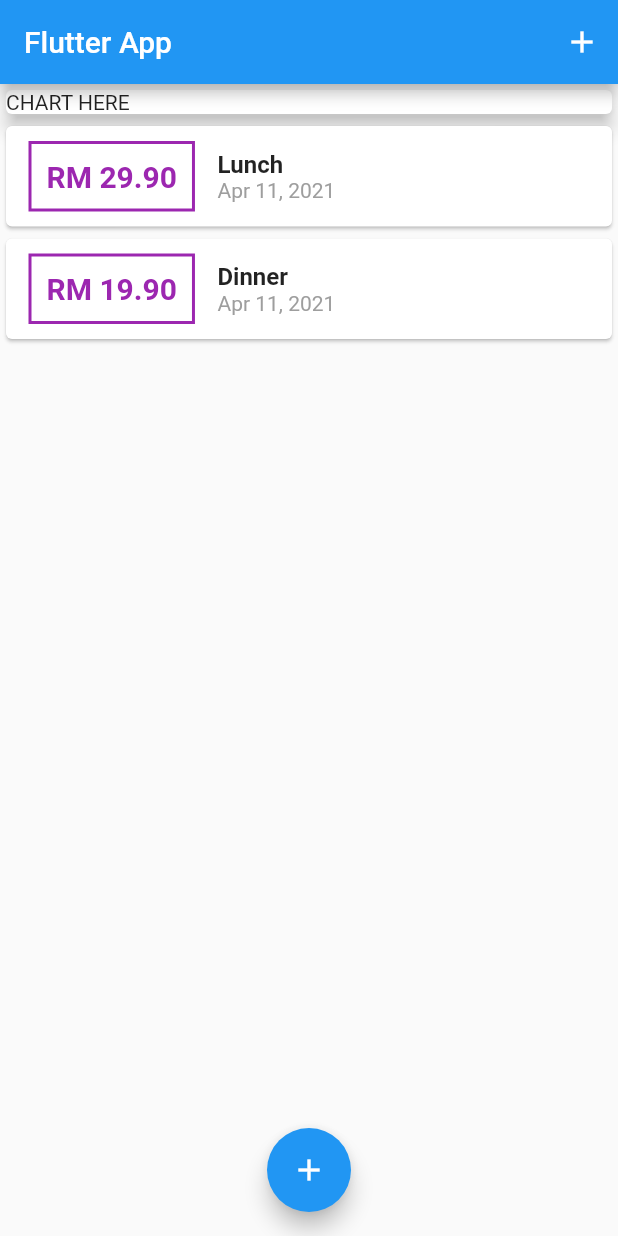
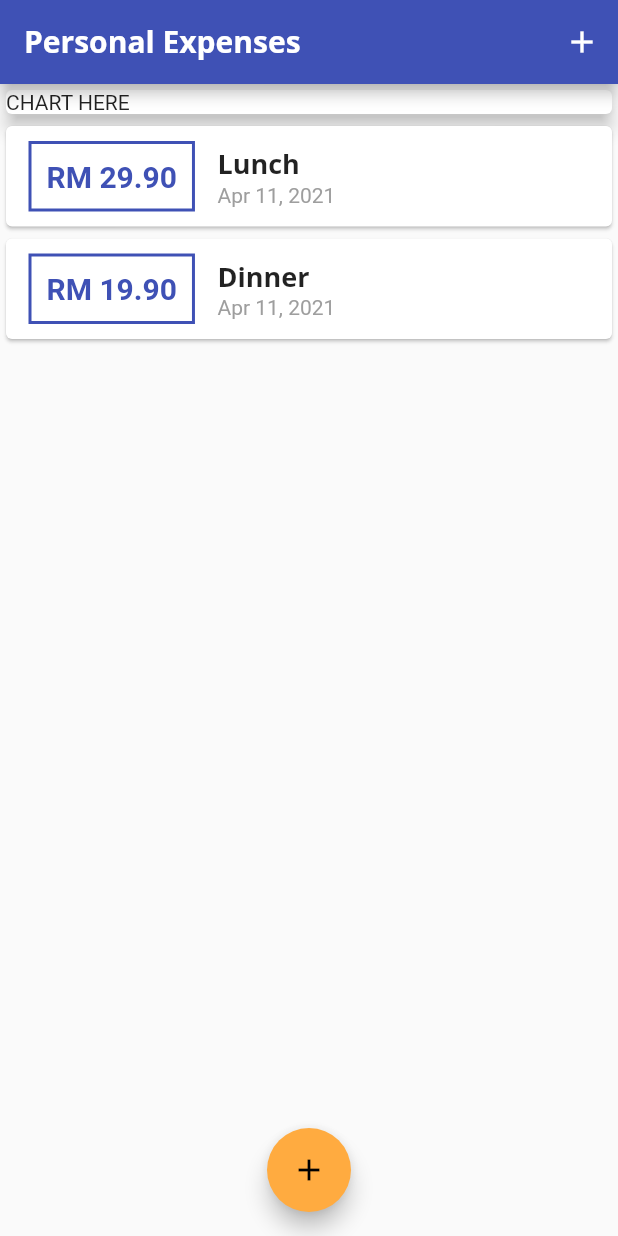
Before and after one commit to SpaceGliderr/flutter-udemy, a Flutter app: the screen it shows after launch, on a phone screen of 412 x 824 dp. Run offline on Flutter 3.47's test engine with Material 2 defaults, Android fonts, the phone set to English and light mode, and no system bars; missing offline and left inert: dart:ffi.

Commit message:
Learned custom global theming

```diff
--- a/personal_expenses/lib/main.dart
+++ b/personal_expenses/lib/main.dart
@@ -11,7 +11,29 @@ class MyApp extends StatelessWidget {
   @override
   Widget build(BuildContext context) {
     return MaterialApp(
-      title: 'Flutter Demo',
+      title: 'Personal Expenses',
+      theme: ThemeData(
+        // primarySwatch will take a colour and generate different shades of the colour
+        primarySwatch: Colors.indigo,
+        accentColor: Colors.orangeAccent,
+        fontFamily: "Quicksand",
+        textTheme: ThemeData.light().textTheme.copyWith(
+              headline6: TextStyle(
+                fontFamily: 'OpenSans',
+                fontSize: 18,
+                fontWeight: FontWeight.bold,
+              ),
+            ),
+        appBarTheme: AppBarTheme(
+          textTheme: ThemeData.light().textTheme.copyWith(
+                headline6: TextStyle(
+                  fontFamily: 'OpenSans',
+                  fontSize: 20,
+                  fontWeight: FontWeight.bold,
+                ),
+              ),
+        ),
+      ),
       home: MyHomePage(),
     );
   }
@@ -69,7 +91,7 @@ class _MyHomePageState extends State<MyHomePage> {
   Widget build(BuildContext context) {
     return Scaffold(
       appBar: AppBar(
-        title: Text("Flutter App"),
+        title: Text("Personal Expenses"),
         actions: [
           IconButton(
             icon: Icon(Icons.add),
--- a/personal_expenses/lib/widgets/transaction_list.dart
+++ b/personal_expenses/lib/widgets/transaction_list.dart
@@ -20,7 +20,7 @@ class TransactionList extends StatelessWidget {
                   margin: EdgeInsets.symmetric(vertical: 10, horizontal: 15),
                   decoration: BoxDecoration(
                     border: Border.all(
-                      color: Colors.purple,
+                      color: Theme.of(context).primaryColor,
                       width: 2,
                     ),
                   ),
@@ -28,7 +28,7 @@ class TransactionList extends StatelessWidget {
                   child: Text(
                     "RM ${transactions[idx].amount.toStringAsFixed(2)}",
                     style: TextStyle(
-                      color: Colors.purple,
+                      color: Theme.of(context).primaryColor,
                       fontWeight: FontWeight.bold,
                       fontSize: 20,
                     ),
@@ -39,10 +39,7 @@ class TransactionList extends StatelessWidget {
                   children: [
                     Text(
                       transactions[idx].title,
-                      style: TextStyle(
-                        fontSize: 16,
-                        fontWeight: FontWeight.bold,
-                      ),
+                      style: Theme.of(context).textTheme.headline6,
                     ),
                     Text(
                       DateFormat.yMMMd().format(transactions[idx].date),
```
